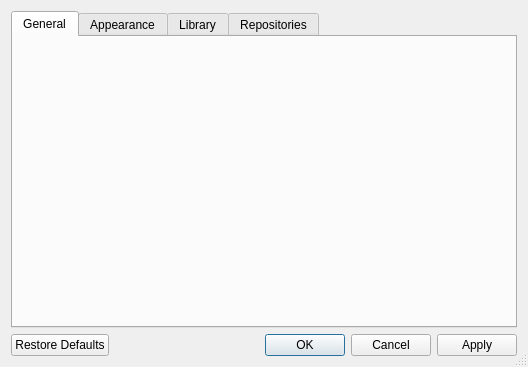
LibrePCB/LibrePCB, file libs/librepcb/workspace/settings/workspacesettingsdialog.ui: the form before one commit.
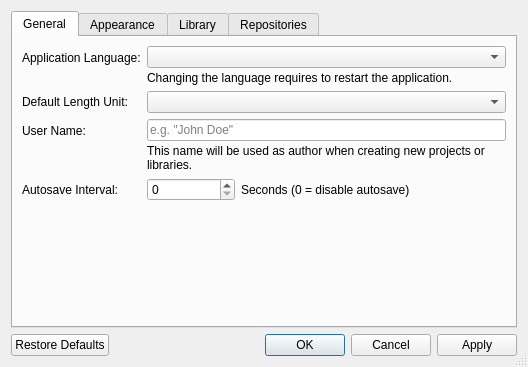
The form after the commit. The open tabs and pages were chosen to show the change. Custom widgets are drawn as their Qt base class.

Diff of the .ui file:
```diff
--- a/libs/librepcb/workspace/settings/workspacesettingsdialog.ui
+++ b/libs/librepcb/workspace/settings/workspacesettingsdialog.ui
@@ -32,22 +32,131 @@
       <attribute name="title">
        <string>General</string>
       </attribute>
-      <layout class="QVBoxLayout" name="verticalLayout_3">
-       <item>
-        <layout class="QFormLayout" name="generalLayout"/>
+      <layout class="QFormLayout" name="formLayout">
+       <item row="0" column="0">
+        <widget class="QLabel" name="label_5">
+         <property name="text">
+          <string>Application Language:</string>
+         </property>
+        </widget>
        </item>
-       <item>
-        <spacer name="verticalSpacer">
-         <property name="orientation">
-          <enum>Qt::Vertical</enum>
+       <item row="0" column="1">
+        <layout class="QVBoxLayout" name="verticalLayout_3">
+         <property name="spacing">
+          <number>3</number>
          </property>
-         <property name="sizeHint" stdset="0">
-          <size>
-           <width>20</width>
-           <height>40</height>
-          </size>
+         <item>
+          <widget class="QComboBox" name="cbxAppLocale">
+           <property name="insertPolicy">
+            <enum>QComboBox::NoInsert</enum>
+           </property>
+          </widget>
+         </item>
+         <item>
+          <widget class="QLabel" name="label_8">
+           <property name="sizePolicy">
+            <sizepolicy hsizetype="Preferred" vsizetype="Fixed">
+             <horstretch>0</horstretch>
+             <verstretch>0</verstretch>
+            </sizepolicy>
+           </property>
+           <property name="text">
+            <string>Changing the language requires to restart the application.</string>
+           </property>
+           <property name="wordWrap">
+            <bool>true</bool>
+           </property>
+          </widget>
+         </item>
+        </layout>
+       </item>
+       <item row="1" column="0">
+        <widget class="QLabel" name="label_4">
+         <property name="text">
+          <string>Default Length Unit:</string>
          </property>
-        </spacer>
+        </widget>
+       </item>
+       <item row="1" column="1">
+        <widget class="QComboBox" name="cbxDefaultLengthUnit">
+         <property name="insertPolicy">
+          <enum>QComboBox::NoInsert</enum>
+         </property>
+        </widget>
+       </item>
+       <item row="2" column="0">
+        <widget class="QLabel" name="label_2">
+         <property name="text">
+          <string>User Name:</string>
+         </property>
+        </widget>
+       </item>
+       <item row="2" column="1">
+        <layout class="QVBoxLayout" name="verticalLayout_7">
+         <property name="spacing">
+          <number>3</number>
+         </property>
+         <item>
+          <widget class="QLineEdit" name="edtUserName">
+           <property name="text">
+            <string notr="true"/>
+           </property>
+           <property name="maxLength">
+            <number>100</number>
+           </property>
+           <property name="placeholderText">
+            <string extracomment="Example for a user name.">e.g. &quot;John Doe&quot;</string>
+           </property>
+           <property name="clearButtonEnabled">
+            <bool>true</bool>
+           </property>
+          </widget>
+         </item>
+         <item>
+          <widget class="QLabel" name="label_3">
+           <property name="sizePolicy">
+            <sizepolicy hsizetype="Preferred" vsizetype="Fixed">
+             <horstretch>0</horstretch>
+             <verstretch>0</verstretch>
+            </sizepolicy>
+           </property>
+           <property name="text">
+            <string>This name will be used as author when creating new projects or libraries.</string>
+           </property>
+           <property name="wordWrap">
+            <bool>true</bool>
+           </property>
+          </widget>
+         </item>
+        </layout>
+       </item>
+       <item row="3" column="0">
+        <widget class="QLabel" name="label_6">
+         <property name="text">
+          <string>Autosave Interval:</string>
+         </property>
+        </widget>
+       </item>
+       <item row="3" column="1">
+        <layout class="QHBoxLayout" name="horizontalLayout" stretch="1,3">
+         <item>
+          <widget class="QSpinBox" name="spbAutosaveInterval">
+           <property name="maximum">
+            <number>10000</number>
+           </property>
+           <property name="singleStep">
+            <number>60</number>
+           </property>
+          </widget>
+         </item>
+         <item>
+          <widget class="QLabel" name="label_7">
+           <property name="text">
+            <string>Seconds (0 = disable autosave)</string>
+           </property>
+          </widget>
+         </item>
+        </layout>
        </item>
       </layout>
      </widget>
@@ -132,6 +241,13 @@
    </item>
   </layout>
  </widget>
+ <customwidgets>
+  <customwidget>
+   <class>librepcb::EditableTableWidget</class>
+   <extends>QTableView</extends>
+   <header location="global">librepcb/common/widgets/editabletablewidget.h</header>
+  </customwidget>
+ </customwidgets>
  <resources/>
  <connections>
   <connection>
```
Left out of the diff: 170 changed lines with no effect on the pictures.
